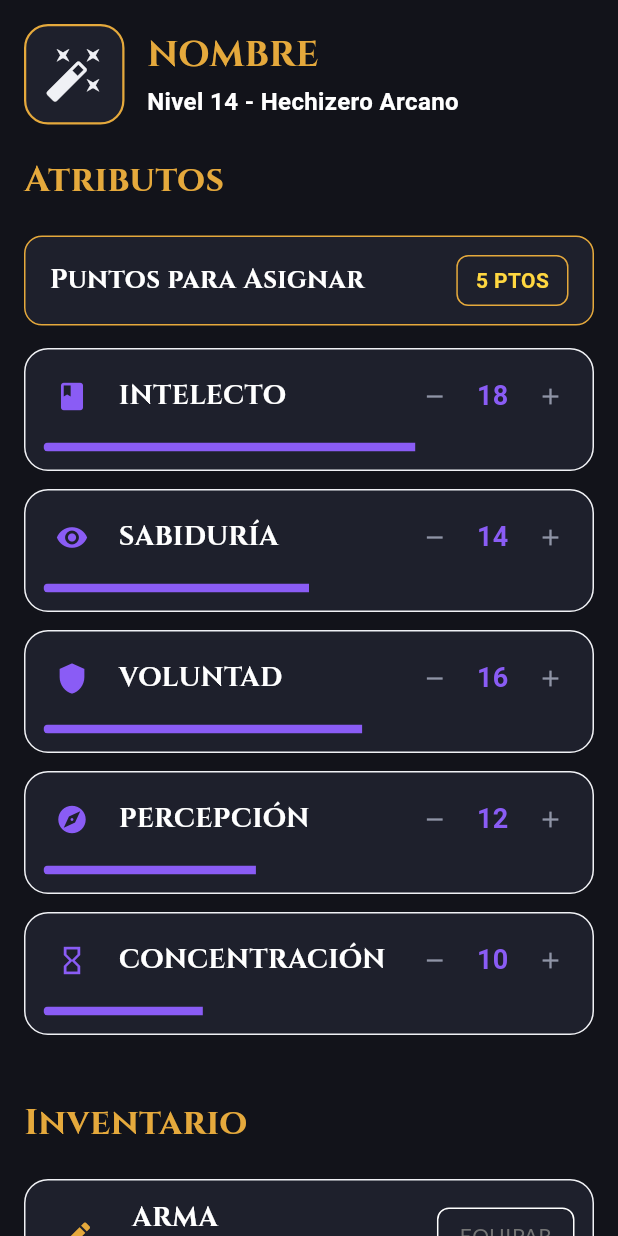
After one commit to adms-debug/DI-UD1-Grupo1, a Flutter app: the Pantalla3 screen opened directly, on a phone screen of 412 x 824 dp. The commit adds this screen. Run offline on Flutter 3.47's test engine with Material 3 defaults, Android fonts, the phone set to English and light mode, and no system bars; our stand-ins replace google_fonts; Roboto replaces fonts that are missing (Cinzel Decorative).

Commit message:
Pantalla 3 creada visualmente, aplicados colores de Paleta y fuentes de Tipografias

```diff
--- /dev/null
+++ b/lib/components/AtributoItem.dart
@@ -0,0 +1,110 @@
+import 'package:creador_personaje_rpg/AppTipografia.dart';
+import 'package:flutter/material.dart';
+import 'package:creador_personaje_rpg/PaletaColores.dart';
+
+class AtributoItem extends StatelessWidget {
+  final String titulo;
+  final IconData icono;
+  final String valor;
+  final double progreso;
+
+  const AtributoItem({
+    super.key,
+    required this.titulo,
+    required this.icono,
+    required this.valor,
+    required this.progreso,
+  });
+
+  @override
+  Widget build(BuildContext context) {
+    return Container(
+      margin: const EdgeInsets.only(bottom: 12),
+      padding: const EdgeInsets.all(12),
+      decoration: BoxDecoration(
+        color: PaletaColores.superficie,
+        borderRadius: BorderRadius.circular(16),
+        border: Border.all(color: PaletaColores.textoPrincipal),
+      ),
+      child: Column(
+        children: [
+          Row(
+            children: [
+              // Icono del atributo
+              Container(
+                padding: const EdgeInsets.all(8),
+                decoration: BoxDecoration(
+                  color: PaletaColores.superficie,
+                  borderRadius: BorderRadius.circular(10),
+                ),
+                child: Icon(
+                  icono,
+                  color: PaletaColores.acentoSecundario,
+                  size: 22,
+                ),
+              ),
+              const SizedBox(width: 12),
+              // Nombre
+              Expanded(child: Text(titulo, style: AppTipografia.encabezado())),
+
+              // Botón Menos
+              Container(
+                width: 32,
+                height: 32,
+                decoration: BoxDecoration(
+                  color: PaletaColores.superficie,
+                  borderRadius: BorderRadius.circular(8),
+                ),
+                child: const Icon(
+                  Icons.remove,
+                  color: PaletaColores.textoSecundario,
+                  size: 18,
+                ),
+              ),
+              const SizedBox(width: 12),
+              // Valor numérico
+              Text(
+                valor,
+                style: const TextStyle(
+                  color: PaletaColores.acentoSecundario,
+                  fontSize: 18,
+                  fontWeight: FontWeight.bold,
+                ),
+              ),
+              const SizedBox(width: 12),
+
+              // Botón Más
+              Container(
+                width: 32,
+                height: 32,
+                decoration: BoxDecoration(
+                  color: PaletaColores.superficie,
+                  borderRadius: BorderRadius.circular(8),
+                ),
+                child: const Icon(
+                  Icons.add,
+                  color: PaletaColores.textoSecundario,
+                  size: 18,
+                ),
+              ),
+            ],
+          ),
+          const SizedBox(height: 12),
+
+          // Barra de progreso inferior
+          ClipRRect(
+            borderRadius: BorderRadius.circular(4),
+            child: LinearProgressIndicator(
+              value: progreso,
+              backgroundColor: PaletaColores.superficie,
+              valueColor: const AlwaysStoppedAnimation<Color>(
+                PaletaColores.acentoSecundario,
+              ),
+              minHeight: 6,
+            ),
+          ),
+        ],
+      ),
+    );
+  }
+}
--- /dev/null
+++ b/lib/components/InventarioItem.dart
@@ -0,0 +1,88 @@
+import 'package:creador_personaje_rpg/AppTipografia.dart';
+import 'package:flutter/material.dart';
+import 'package:creador_personaje_rpg/PaletaColores.dart';
+
+class InventarioItem extends StatelessWidget {
+  final String titulo;
+  final String subtitulo;
+  final IconData icono;
+  final bool equipado; // Para saber si muestra el check o el botón "EQUIPAR"
+
+  const InventarioItem({
+    super.key,
+    required this.titulo,
+    required this.subtitulo,
+    required this.icono,
+    this.equipado = false,
+  });
+
+  @override
+  Widget build(BuildContext context) {
+    return Container(
+      margin: const EdgeInsets.only(bottom: 12),
+      padding: const EdgeInsets.all(12),
+      decoration: BoxDecoration(
+        color: PaletaColores.superficie,
+        borderRadius: BorderRadius.circular(16),
+        // Si está equipado, el borde es dorado; si no, es sutil
+        border: Border.all(
+          color: equipado
+              ? PaletaColores.acentoPrimario
+              : PaletaColores.textoPrincipal,
+          width: equipado ? 1.5 : 1,
+        ),
+      ),
+      child: Row(
+        children: [
+          // Icono del objeto
+          Container(
+            padding: const EdgeInsets.all(10),
+            decoration: BoxDecoration(
+              color: PaletaColores.superficie,
+              borderRadius: BorderRadius.circular(12),
+            ),
+            child: Icon(icono, color: PaletaColores.acentoPrimario, size: 24),
+          ),
+          const SizedBox(width: 15),
+
+          // Títulos y descripción del objeto
+          Expanded(
+            child: Column(
+              crossAxisAlignment: CrossAxisAlignment.start,
+              children: [
+                Text(titulo, style: AppTipografia.encabezado()),
+                const SizedBox(height: 3),
+                Text(subtitulo, style: const TextStyle()),
+              ],
+            ),
+          ),
+
+          // Botón derecho (Check circular si está equipado, o botón EQUIPAR si no)
+          if (equipado)
+            Container(
+              padding: const EdgeInsets.all(6),
+              decoration: const BoxDecoration(
+                color: PaletaColores.acentoPrimario,
+                shape: BoxShape.circle,
+              ),
+              child: const Icon(
+                Icons.check,
+                color: PaletaColores.superficie,
+                size: 18,
+              ),
+            )
+          else
+            Container(
+              padding: const EdgeInsets.symmetric(horizontal: 14, vertical: 8),
+              decoration: BoxDecoration(
+                color: PaletaColores.superficie,
+                borderRadius: BorderRadius.circular(8),
+                border: Border.all(color: Colors.white),
+              ),
+              child: Text('EQUIPAR', style: AppTipografia.etiqueta()),
+            ),
+        ],
+      ),
+    );
+  }
+}
--- a/lib/main.dart
+++ b/lib/main.dart
@@ -1,5 +1,6 @@
+import 'package:creador_personaje_rpg/pantallas/pantalla3.dart';
 import 'package:flutter/material.dart';
-import 'CrearPersonaje.dart';
+import 'package:creador_personaje_rpg/CrearPersonaje.dart';
 
 void main() {
   runApp(const MyApp());
--- /dev/null
+++ b/lib/pantallas/pantalla3.dart
@@ -0,0 +1,204 @@
+import 'package:flutter/material.dart';
+import 'package:creador_personaje_rpg/components/AtributoItem.dart';
+import 'package:creador_personaje_rpg/components/InventarioItem.dart';
+import 'package:creador_personaje_rpg/PaletaColores.dart';
+import 'package:creador_personaje_rpg/AppTipografia.dart';
+
+class Pantalla3 extends StatelessWidget {
+  const Pantalla3({super.key});
+
+  @override
+  Widget build(BuildContext context) {
+    return Scaffold(
+      backgroundColor: PaletaColores.fondo,
+      body: SafeArea(
+        child: SingleChildScrollView(
+          padding: const EdgeInsets.all(16.0),
+          child: Column(
+            mainAxisAlignment: MainAxisAlignment.start,
+            crossAxisAlignment: CrossAxisAlignment.stretch,
+            children: [
+              Row(
+                children: [
+                  Container(
+                    padding: const EdgeInsets.all(12),
+                    decoration: BoxDecoration(
+                      color: PaletaColores.superficie,
+                      borderRadius: BorderRadius.circular(16),
+                      border: Border.all(
+                        color: PaletaColores.acentoPrimario,
+                        width: 1.5,
+                      ),
+                    ),
+
+                    child: const Icon(
+                      Icons.auto_fix_high,
+                      size: 40,
+                      color: PaletaColores.textoPrincipal,
+                    ),
+                  ),
+                  const SizedBox(width: 15),
+                  Column(
+                    crossAxisAlignment: CrossAxisAlignment.start,
+                    children: [
+                      Text('NOMBRE', style: AppTipografia.titularSeccion()),
+                      SizedBox(height: 2),
+                      Text(
+                        'Nivel 14 - Hechizero Arcano',
+                        style: AppTipografia.subtituloDecorativo(),
+                      ),
+                    ],
+                  ),
+                ],
+              ),
+              SizedBox(height: 20),
+              Text('Atributos', style: AppTipografia.titularSeccion()),
+              SizedBox(height: 20),
+
+              //Puntos para asignar
+              Container(
+                padding: const EdgeInsets.symmetric(
+                  horizontal: 16,
+                  vertical: 12,
+                ),
+                decoration: BoxDecoration(
+                  color: PaletaColores.superficie,
+                  borderRadius: BorderRadius.circular(12),
+                  border: Border.all(
+                    color: PaletaColores.acentoPrimario,
+                    width: 1,
+                  ),
+                ),
+                child: Row(
+                  mainAxisAlignment: MainAxisAlignment.spaceBetween,
+                  children: [
+                    Text(
+                      'Puntos para Asignar',
+                      style: AppTipografia.encabezado(),
+                    ),
+                    Container(
+                      padding: const EdgeInsets.symmetric(
+                        horizontal: 12,
+                        vertical: 6,
+                      ),
+                      decoration: BoxDecoration(
+                        border: Border.all(
+                          color: PaletaColores.acentoPrimario,
+                          width: 1,
+                        ),
+                        borderRadius: BorderRadius.circular(8),
+                      ),
+                      child: const Text(
+                        '5 PTOS',
+                        style: TextStyle(
+                          color: Colors.amberAccent,
+                          fontWeight: FontWeight.bold,
+                        ),
+                      ),
+                    ),
+                  ],
+                ),
+              ),
+              SizedBox(height: 15),
+
+              const AtributoItem(
+                titulo: 'INTELECTO',
+                icono: Icons.book,
+                valor: '18',
+                progreso: 0.7,
+              ),
+              const AtributoItem(
+                titulo: 'SABIDURÍA',
+                icono: Icons.remove_red_eye,
+                valor: '14',
+                progreso: 0.5,
+              ),
+              const AtributoItem(
+                titulo: 'VOLUNTAD',
+                icono: Icons.shield,
+                valor: '16',
+                progreso: 0.6,
+              ),
+              const AtributoItem(
+                titulo: 'PERCEPCIÓN',
+                icono: Icons.explore,
+                valor: '12',
+                progreso: 0.4,
+              ),
+              const AtributoItem(
+                titulo: 'CONCENTRACIÓN',
+                icono: Icons.hourglass_empty,
+                valor: '10',
+                progreso: 0.3,
+              ),
+
+              SizedBox(height: 30),
+
+              //Equipamiento
+              Text('Inventario', style: AppTipografia.titularSeccion()),
+
+              SizedBox(height: 20),
+              Column(
+                mainAxisAlignment: MainAxisAlignment.spaceEvenly,
+                children: [
+                  const InventarioItem(
+                    titulo: 'ARMA',
+                    icono: Icons.edit,
+                    subtitulo: '',
+                  ),
+                  const InventarioItem(
+                    titulo: 'ARMADURA',
+                    icono: Icons.shield,
+                    subtitulo: '',
+                  ),
+                  const InventarioItem(
+                    titulo: 'AMULETO',
+                    icono: Icons.military_tech,
+                    subtitulo: '',
+                  ),
+                  const InventarioItem(
+                    titulo: 'ANILLO',
+                    icono: Icons.grid_view,
+                    subtitulo: '',
+                  ),
+                ],
+              ),
+              SizedBox(height: 20),
+              SizedBox(
+                width: double.infinity,
+                child: ElevatedButton(
+                  style: ElevatedButton.styleFrom(
+                    backgroundColor: PaletaColores.acentoPrimario,
+                    padding: const EdgeInsets.symmetric(vertical: 16),
+                    shape: RoundedRectangleBorder(
+                      borderRadius: BorderRadius.circular(12),
+                    ),
+                  ),
+                  onPressed: () {},
+                  child: Row(
+                    mainAxisAlignment: MainAxisAlignment.center,
+                    children: const [
+                      Icon(
+                        Icons.check_circle_outline,
+                        color: PaletaColores.superficie,
+                      ),
+                      SizedBox(width: 8),
+                      Text(
+                        'GUARDAR EQUIPAMIENTO',
+                        style: TextStyle(
+                          color: PaletaColores.superficie,
+                          fontWeight: FontWeight.bold,
+                          fontSize: 14,
+                        ),
+                      ),
+                    ],
+                  ),
+                ),
+              ),
+            ],
+          ),
+        ),
+      ),
+    );
+  }
+}
```
Also changed, not shown: lib/CrearPersonaje.dart (+6 -6 lines).
